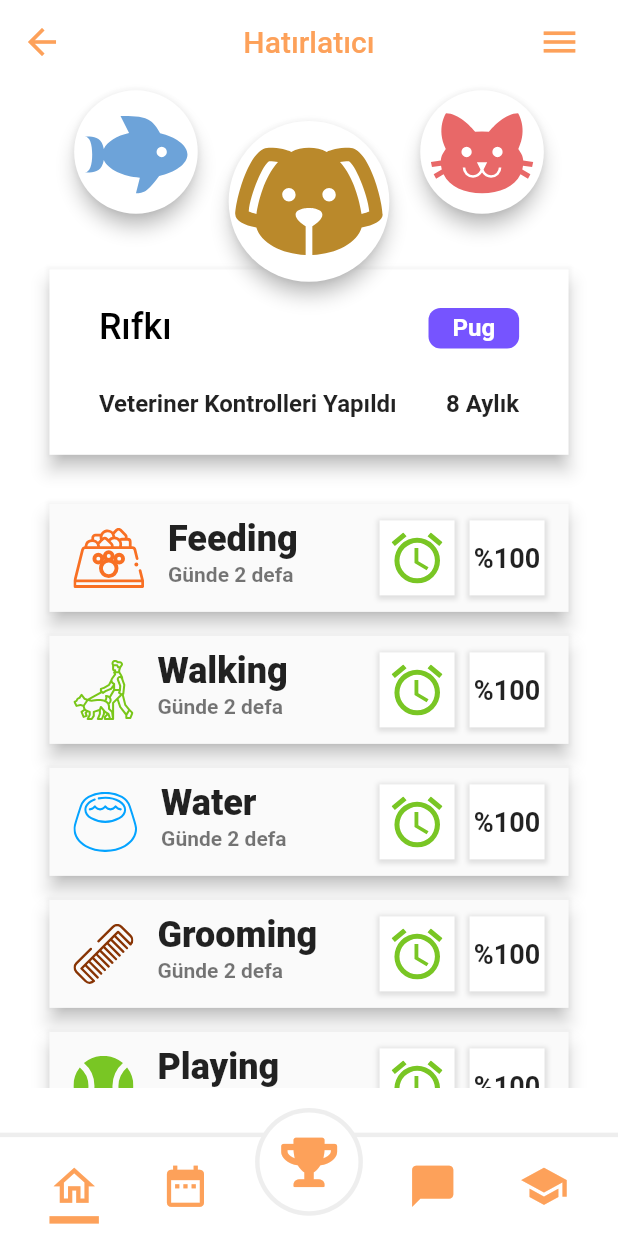
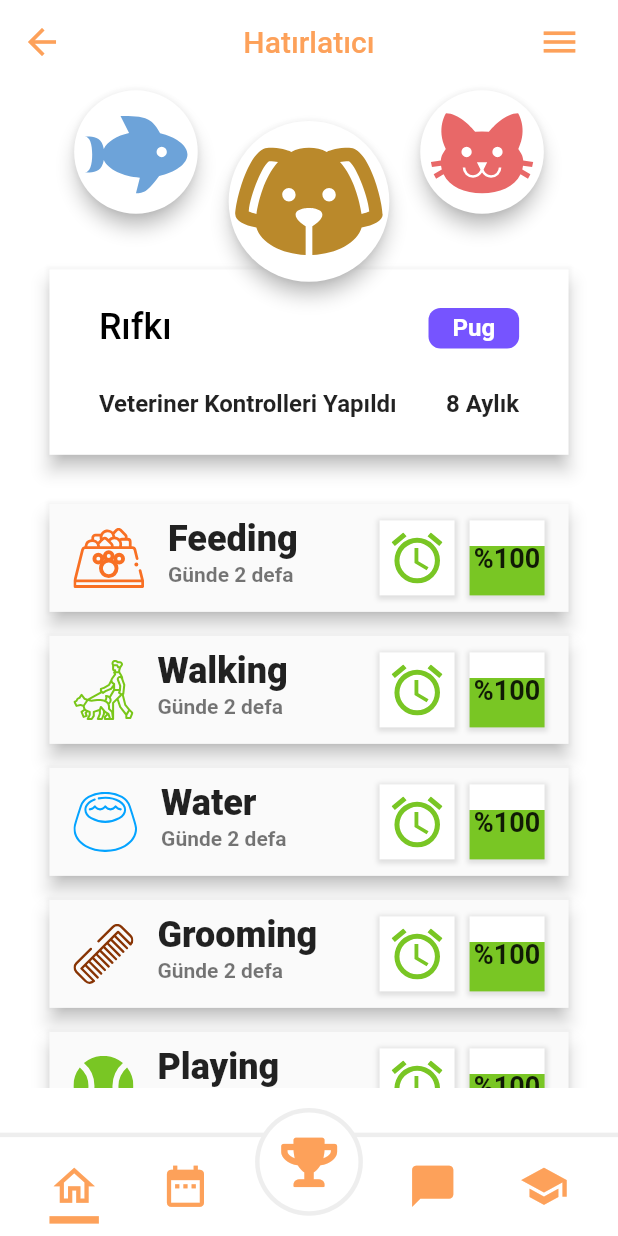
Before and after one commit to CanayBozkus/Repet_App, a Flutter app: the MainScreen screen opened by its route, on a phone screen of 412 x 824 dp. Run offline on Flutter 3.47's test engine with Material 2 defaults, Android fonts, the phone set to English and light mode, and no system bars; our stand-ins replace cloud_firestore, firebase_auth, firebase_core, flutter_svg, font_awesome_flutter, table_calendar; accounts and stored records are empty.

Commit message:
Remainder Row progress background

```diff
--- a/lib/widgets/remainder_row.dart
+++ b/lib/widgets/remainder_row.dart
@@ -63,7 +63,12 @@ class RemainderRow extends StatelessWidget {
                   width: 50,
                   alignment: Alignment.center,
                   decoration: BoxDecoration(
-                    color: Colors.white,
+                    gradient: LinearGradient(
+                      begin: Alignment.bottomCenter,
+                      end: Alignment.topCenter,
+                      colors: [Color(0xff79c624), Colors.white],
+                      stops: [0.66, 0]
+                    ),
                     boxShadow: [
                       BoxShadow(
                         color: Colors.grey.withOpacity(0.3),
```
